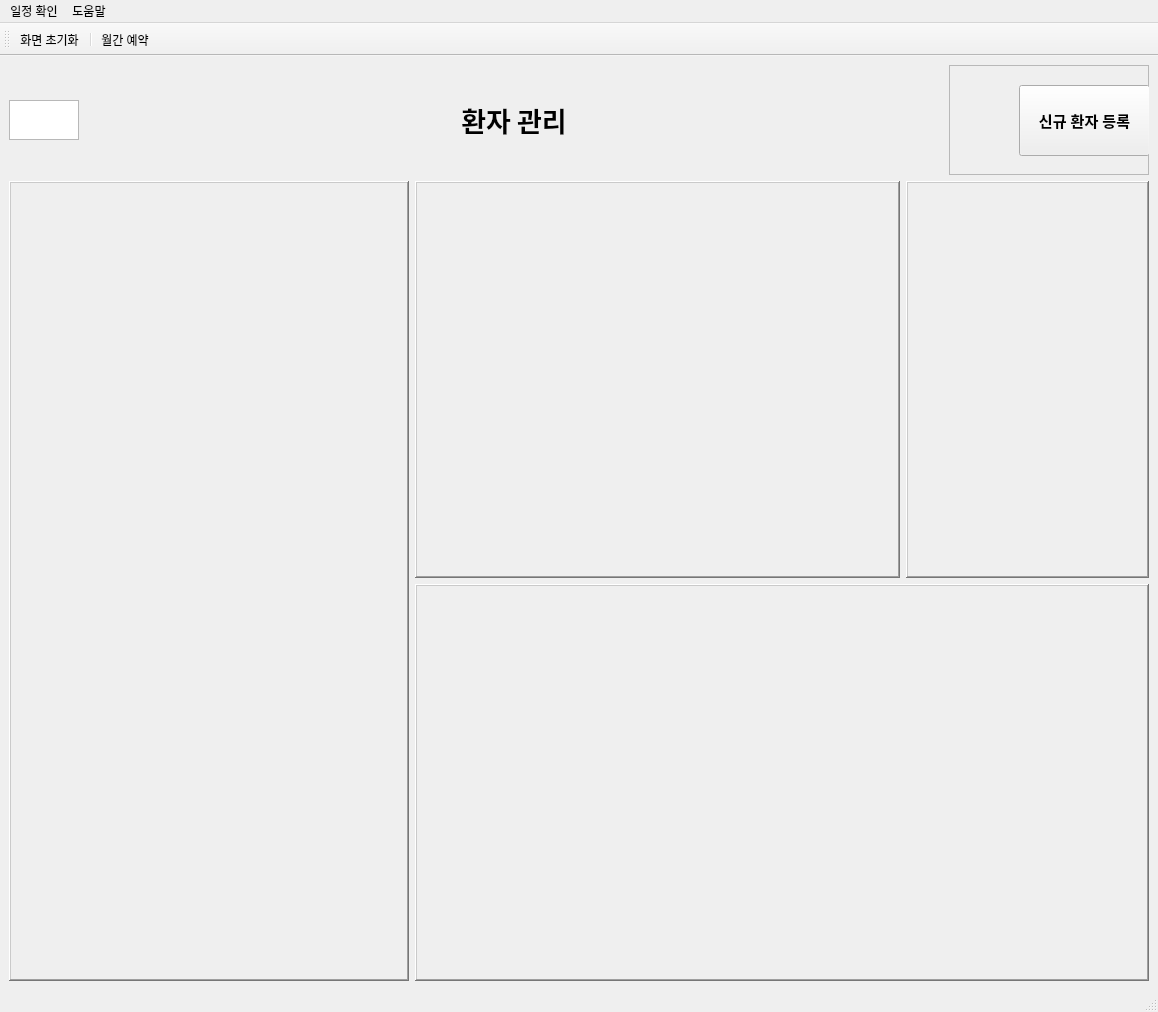
The window that Project/src/pms/PatientManagementSW/mainwindow.ui (AndaCondaa/Dental_Imaging_SW_System) describes before a commit, drawn with Qt 5.
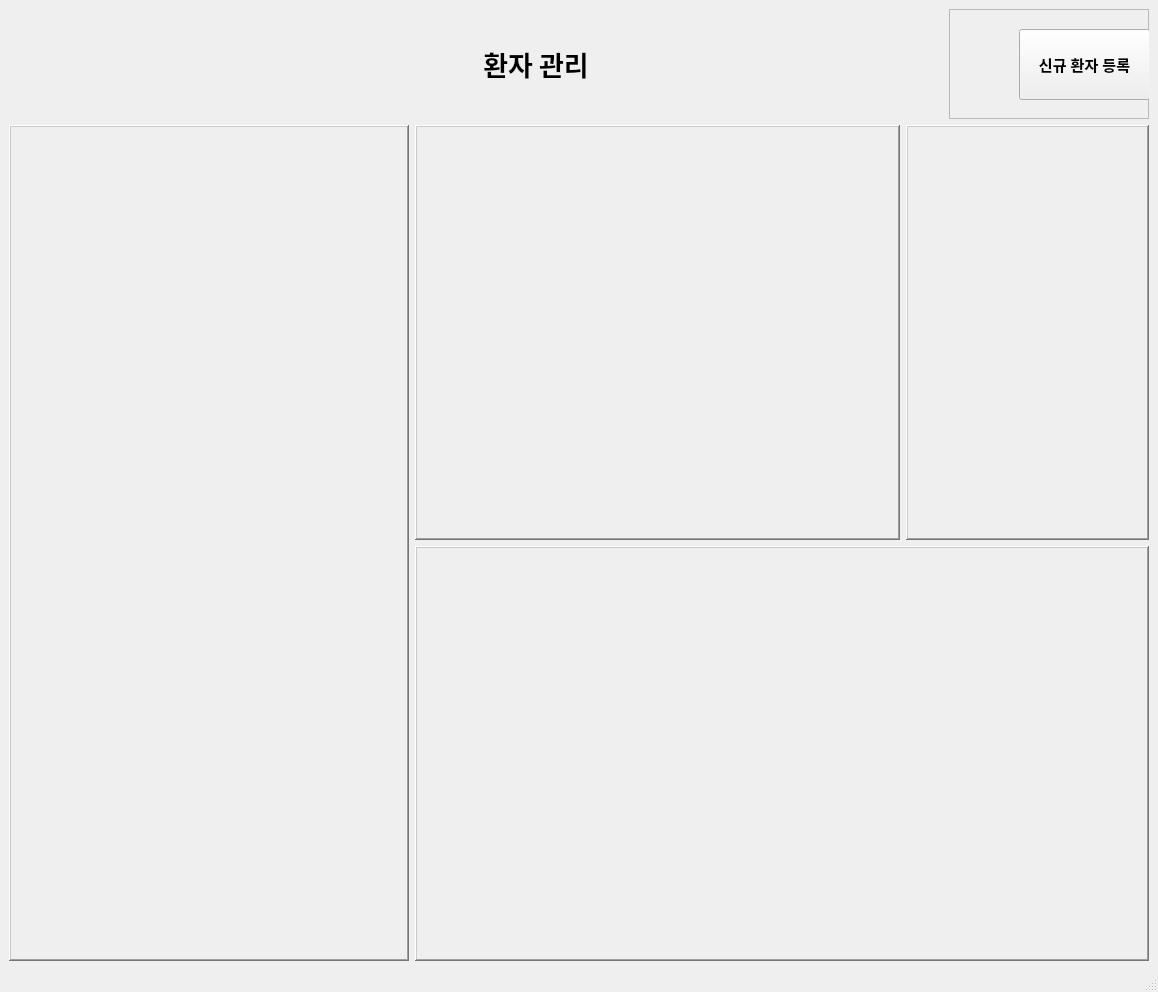
The same window after the commit.

The edit to the form file:
```diff
--- a/Project/src/pms/PatientManagementSW/mainwindow.ui
+++ b/Project/src/pms/PatientManagementSW/mainwindow.ui
@@ -28,13 +28,13 @@
         <property name="minimumSize">
          <size>
           <width>400</width>
-          <height>800</height>
+          <height>820</height>
          </size>
         </property>
         <property name="maximumSize">
          <size>
           <width>400</width>
-          <height>800</height>
+          <height>840</height>
          </size>
         </property>
         <property name="baseSize">
@@ -151,35 +151,52 @@
     <item row="0" column="0">
      <layout class="QHBoxLayout" name="horizontalLayout_4">
       <item>
-       <widget class="QTextEdit" name="textEdit">
-        <property name="enabled">
-         <bool>true</bool>
+       <spacer name="horizontalSpacer_3">
+        <property name="orientation">
+         <enum>Qt::Horizontal</enum>
         </property>
-        <property name="sizePolicy">
-         <sizepolicy hsizetype="Fixed" vsizetype="Fixed">
-          <horstretch>0</horstretch>
-          <verstretch>0</verstretch>
-         </sizepolicy>
+        <property name="sizeType">
+         <enum>QSizePolicy::Minimum</enum>
         </property>
-        <property name="minimumSize">
+        <property name="sizeHint" stdset="0">
          <size>
-          <width>70</width>
-          <height>40</height>
+          <width>40</width>
+          <height>20</height>
          </size>
         </property>
-        <property name="maximumSize">
+       </spacer>
+      </item>
+      <item>
+       <spacer name="horizontalSpacer_4">
+        <property name="orientation">
+         <enum>Qt::Horizontal</enum>
+        </property>
+        <property name="sizeType">
+         <enum>QSizePolicy::Minimum</enum>
+        </property>
+        <property name="sizeHint" stdset="0">
          <size>
-          <width>70</width>
-          <height>40</height>
+          <width>40</width>
+          <height>20</height>
          </size>
         </property>
-        <property name="baseSize">
+       </spacer>
+      </item>
+      <item>
+       <spacer name="horizontalSpacer_5">
+        <property name="orientation">
+         <enum>Qt::Horizontal</enum>
+        </property>
+        <property name="sizeType">
+         <enum>QSizePolicy::Minimum</enum>
+        </property>
+        <property name="sizeHint" stdset="0">
          <size>
-          <width>70</width>
-          <height>40</height>
+          <width>40</width>
+          <height>20</height>
          </size>
         </property>
-       </widget>
+       </spacer>
       </item>
       <item>
        <layout class="QHBoxLayout" name="horizontalLayout_3">
@@ -310,44 +327,6 @@
    </layout>
   </widget>
   <widget class="QStatusBar" name="statusbar"/>
-  <widget class="QToolBar" name="toolBar">
-   <property name="windowTitle">
-    <string>toolBar</string>
-   </property>
-   <attribute name="toolBarArea">
-    <enum>TopToolBarArea</enum>
-   </attribute>
-   <attribute name="toolBarBreak">
-    <bool>false</bool>
-   </attribute>
-   <addaction name="actionInitialize"/>
-   <addaction name="separator"/>
-   <addaction name="actionMonthlyReservation"/>
-  </widget>
-  <widget class="QMenuBar" name="menubar">
-   <property name="geometry">
-    <rect>
-     <x>0</x>
-     <y>0</y>
-     <width>1158</width>
-     <height>17</height>
-    </rect>
-   </property>
-   <widget class="QMenu" name="menu_2">
-    <property name="title">
-     <string>일정 확인</string>
-    </property>
-    <addaction name="action_2"/>
-   </widget>
-   <widget class="QMenu" name="menu_3">
-    <property name="title">
-     <string>도움말</string>
-    </property>
-    <addaction name="action_1"/>
-   </widget>
-   <addaction name="menu_2"/>
-   <addaction name="menu_3"/>
-  </widget>
   <action name="action">
    <property name="text">
     <string>화면 초기화</string>
```
